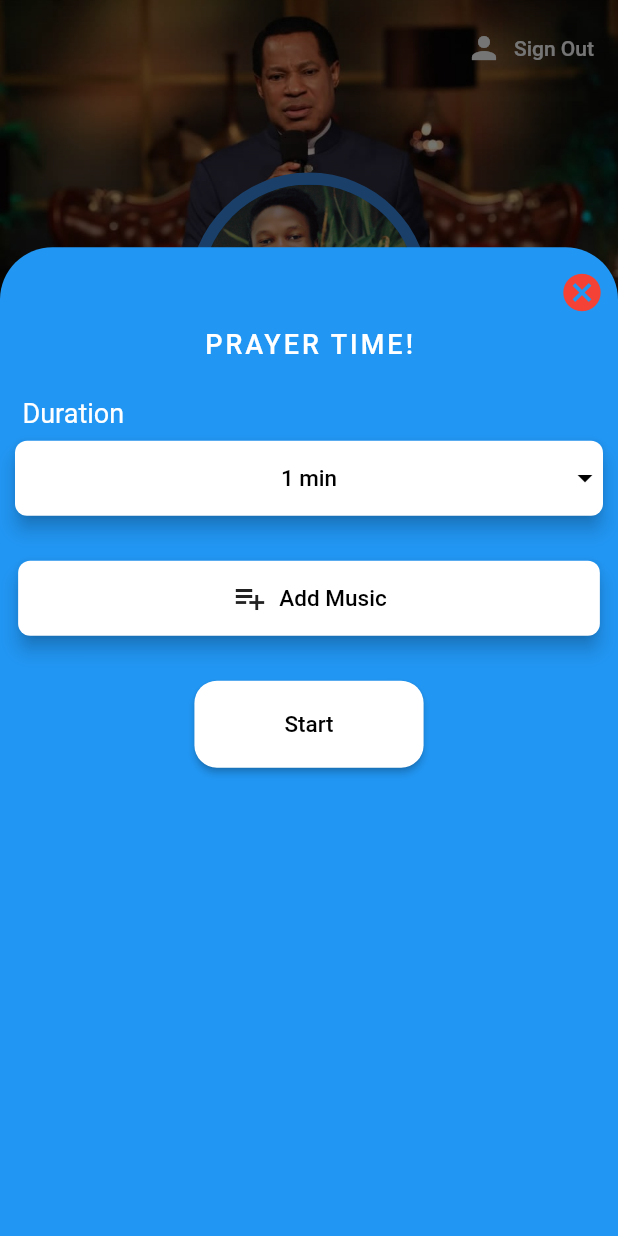
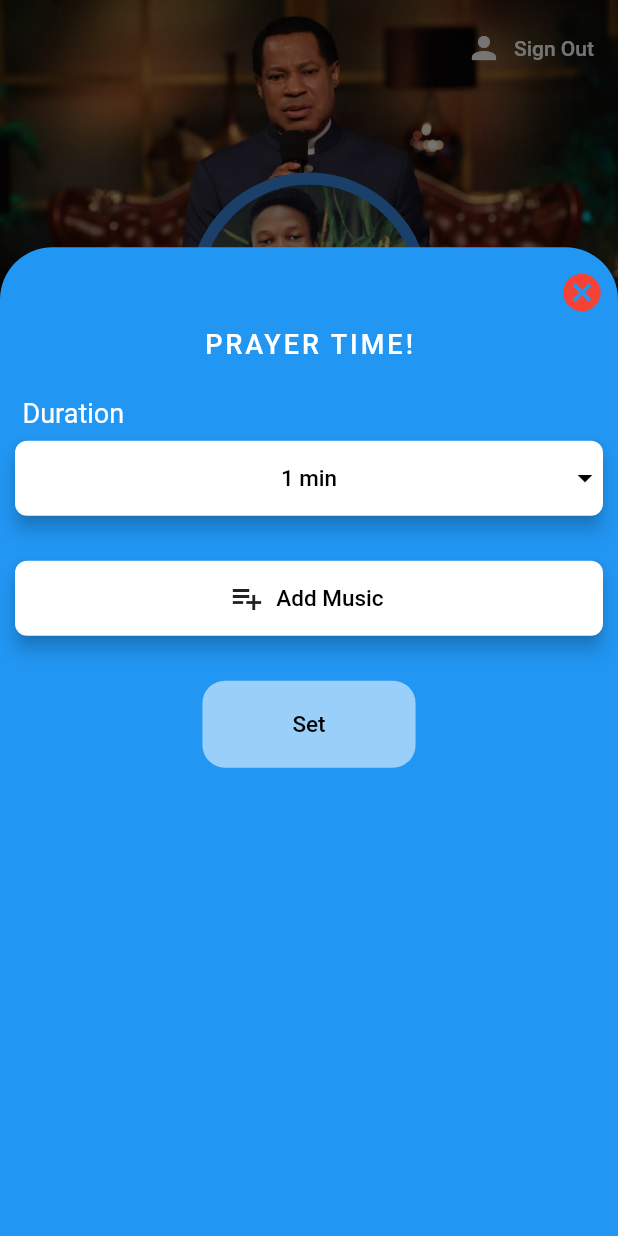
Before and after one commit to CharlesTheProgrammerBrown/Spiritometer, a Flutter app: the screen it shows once a user with an empty profile is signed in, after a tap on "PRAY NOW", on a phone screen of 412 x 824 dp. Run offline on Flutter 3.47's test engine with Material 2 defaults, Android fonts, the phone set to English and light mode, and no system bars; our stand-ins replace audioplayers, file_picker, firebase_auth, flutter_spinkit; missing offline and left inert: direct_select; accounts and stored records are empty.

Commit message:
multiple audio file selector implemented

```diff
--- a/lib/audio_file_picker.dart
+++ b/lib/audio_file_picker.dart
@@ -1,3 +1,4 @@
+import 'dart:io';
 import 'package:file_picker/file_picker.dart';
 //import 'package:audioplayers/audioplayers.dart';
 import 'package:flutter/cupertino.dart';
@@ -13,11 +14,21 @@ AudioFilePicker(this.time);
 }
 
 class _AudioFilePickerState extends State<AudioFilePicker> {
-  var path;
+  List<File> pathFiles;
+  bool fileAdded = false;
+  String btnLabel = 'Add Music';
 
+  @override
+  void dispose() {
+    pathFiles.clear();
+    print('paths cleared');
+    super.dispose();
+  }
 
   @override
   Widget build(BuildContext context) {
+
+      btnLabel = fileAdded?"Songs Added":"Add Music";
     return Column(
       mainAxisAlignment: MainAxisAlignment.start,
       //crossAxisAlignment: CrossAxisAlignment.stretch,
@@ -26,8 +37,11 @@ class _AudioFilePickerState extends State<AudioFilePicker> {
           padding: EdgeInsets.all(10.0),
           child: RaisedButton.icon(
             onPressed: () async {
+              pathFiles = await FilePicker.getMultiFile(type: FileType.audio);
 
-               path = await FilePicker.getFilePath(type: FileType.audio);
+              setState(() {
+                fileAdded = pathFiles.isNotEmpty;
+              });
 
               //playAudioFromLocalStorage(path);
             },
@@ -39,31 +53,40 @@ class _AudioFilePickerState extends State<AudioFilePicker> {
                 horizontal: MediaQuery.of(context).size.width * 0.345),
             elevation: 5.0,
             //textColor: Colors.black,
-            label: Text('Add Music',
+            label: Expanded(
+              child: Text(btnLabel,
                   style: TextStyle(
                       color: Colors.black,
                       fontSize: 15,
                       fontWeight: FontWeight.w500)),
+            ),
             icon: Icon(Icons.playlist_add),
           ),
         ),
         SizedBox(height: 20),
 
         //START BUTTON
+
         RaisedButton(
           color: Colors.white,
           padding: EdgeInsets.symmetric(vertical: 20.0, horizontal: 60),
           shape:
               RoundedRectangleBorder(borderRadius: BorderRadius.circular(15)),
-          onPressed: () {
+          disabledColor: Colors.white54,
+          onPressed: fileAdded
+              ? () {
+                  Navigator.push(
+                      context,
+                      MaterialPageRoute(
+                          builder: (_) =>
+                              CountDownTimer(widget.time, pathFiles)));
+
                   setState(() {
-              //_isPlaying = true;
-
-             Navigator.push(context, MaterialPageRoute(builder: (_)=>CountDownTimer(widget.time,path) ));
+                    fileAdded = false;
                   });
-
-          },
-          child: Text('Start',
+                }
+              : null,
+          child: Text('Set',
               style: TextStyle(
                   color: Colors.black,
                   fontSize: 15,
```
Lines whose indentation alone changed are shown as unchanged.
